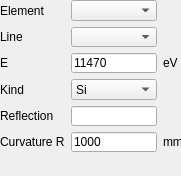
The window that isstools/ui/ui_emission_energy_selector.ui (NSLS-II-ISS/isstools) describes before a commit, drawn with Qt 5.
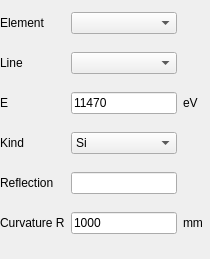
The same window after the commit.

```diff
--- a/isstools/ui/ui_emission_energy_selector.ui
+++ b/isstools/ui/ui_emission_energy_selector.ui
@@ -6,8 +6,8 @@
    <rect>
     <x>0</x>
     <y>0</y>
-    <width>181</width>
-    <height>176</height>
+    <width>210</width>
+    <height>259</height>
    </rect>
   </property>
   <property name="windowTitle">
@@ -18,8 +18,8 @@
     <rect>
      <x>0</x>
      <y>0</y>
-     <width>183</width>
-     <height>152</height>
+     <width>203</width>
+     <height>248</height>
     </rect>
    </property>
    <layout class="QGridLayout" name="gridLayout_20">
```
